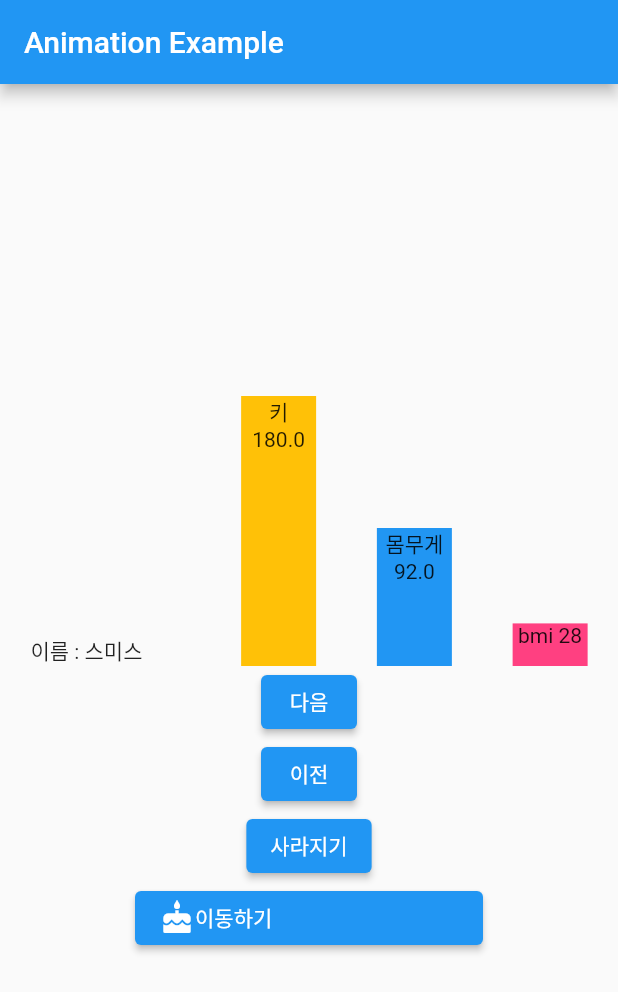
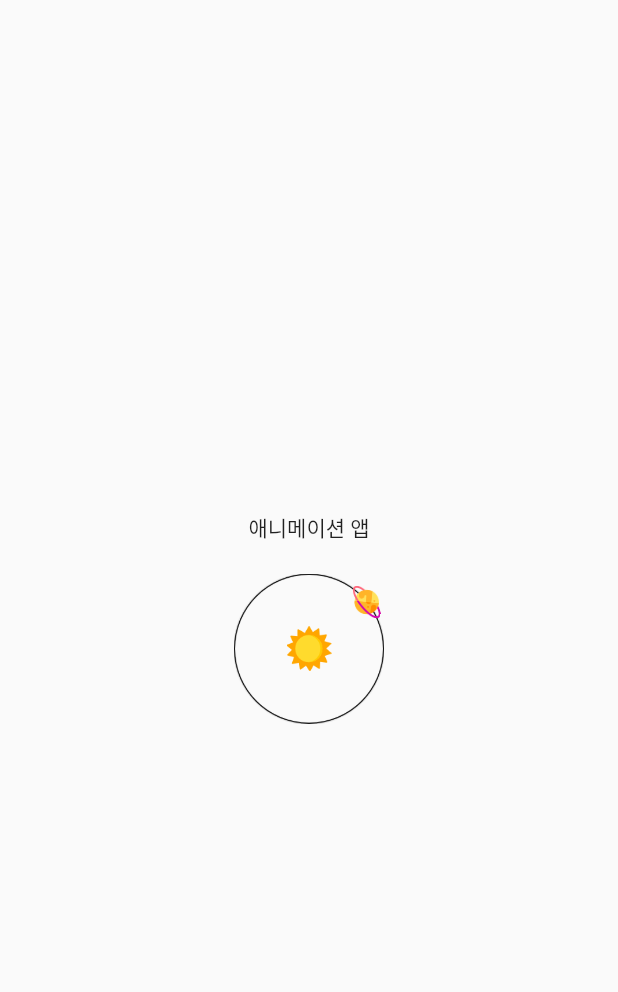
Before and after one commit to rival6821/flutter_book, a Flutter app: the first screen one second after launch, on a phone screen of 412 x 824 dp. Shown: the top 992 px of the screen. Run offline on Flutter 3.47's test engine with Material 2 defaults, Android fonts, the phone set to English and light mode, and no system bars; our stand-ins replace dio.

Commit message:
animation intro

```diff
--- /dev/null
+++ b/animation_example/lib/intro.dart
@@ -0,0 +1,49 @@
+import 'dart:async';
+
+import 'package:animation_example/main.dart';
+import 'package:animation_example/saturnLoading.dart';
+import 'package:flutter/material.dart';
+
+class IntroPage extends StatefulWidget {
+  const IntroPage({Key? key}) : super(key: key);
+
+  @override
+  _IntroPage createState() => _IntroPage();
+}
+
+class _IntroPage extends State<IntroPage> {
+  @override
+  void initState() {
+    super.initState();
+    loadData();
+  }
+
+  loadData() async {
+    return Timer(Duration(seconds: 5), onDoneLoading);
+  }
+
+  onDoneLoading() async {
+    Navigator.of(context).pushReplacement(
+        MaterialPageRoute(builder: (context) => AnimationApp()));
+  }
+
+  @override
+  Widget build(BuildContext context) {
+    return Scaffold(
+      body: Container(
+        child: Center(
+          child: Column(
+            children: [
+              Text('애니메이션 앱'),
+              SizedBox(
+                height: 20,
+              ),
+              SaturnLoading()
+            ],
+            mainAxisAlignment: MainAxisAlignment.center,
+          ),
+        ),
+      ),
+    );
+  }
+}
--- a/animation_example/lib/main.dart
+++ b/animation_example/lib/main.dart
@@ -1,3 +1,4 @@
+import 'package:animation_example/intro.dart';
 import 'package:animation_example/people.dart';
 import 'package:animation_example/secondPage.dart';
 import 'package:flutter/material.dart';
@@ -16,7 +17,7 @@ class MyApp extends StatelessWidget {
       theme: ThemeData(
         primarySwatch: Colors.blue,
       ),
-      home: AnimationApp(),
+      home: IntroPage(),
     );
   }
 }
--- /dev/null
+++ b/animation_example/lib/saturnLoading.dart
@@ -0,0 +1,86 @@
+import 'dart:math';
+
+import 'package:flutter/material.dart';
+
+class SaturnLoading extends StatefulWidget {
+  _SaturnLoading _saturnLoading = _SaturnLoading();
+
+  @override
+  _SaturnLoading createState() => _SaturnLoading();
+
+  void start() {
+    _saturnLoading.start();
+  }
+
+  void stop() {
+    _saturnLoading.stop();
+  }
+}
+
+class _SaturnLoading extends State<SaturnLoading>
+    with SingleTickerProviderStateMixin {
+  AnimationController? _animationController;
+  Animation? _animation;
+
+  @override
+  void initState() {
+    super.initState();
+    _animationController =
+        AnimationController(vsync: this, duration: Duration(seconds: 3));
+    _animation =
+        Tween<double>(begin: 0, end: pi * 2).animate(_animationController!);
+    _animationController!.repeat();
+  }
+
+  @override
+  void dispose() {
+    _animationController?.dispose();
+    super.dispose();
+  }
+
+  @override
+  Widget build(BuildContext context) {
+    return AnimatedBuilder(
+        animation: _animationController!,
+        builder: (context, child) {
+          return SizedBox(
+            width: 100,
+            height: 100,
+            child: Stack(children: [
+              Image.asset(
+                'repo/images/circle.png',
+                width: 100,
+                height: 100,
+              ),
+              Center(
+                child: Image.asset(
+                  'repo/images/sunny.png',
+                  width: 30,
+                  height: 30,
+                ),
+              ),
+              Padding(
+                padding: EdgeInsets.all(5),
+                child: Transform.rotate(
+                  angle: _animation!.value,
+                  origin: Offset(35, 35),
+                  child: Image.asset(
+                    'repo/images/saturn.png',
+                    width: 20,
+                    height: 20,
+                  ),
+                ),
+              )
+            ]),
+          );
+        });
+  }
+
+  void start() {
+    _animationController!.repeat();
+  }
+
+  void stop() {
+    _animationController!.stop(canceled: true);
+  }
+}
```
Also changed, not shown: animation_example/pubspec.yaml (+5 -3 lines), animation_example/repo/images/circle.png (added), animation_example/repo/images/saturn.png (added), animation_example/repo/images/sunny.png (added).
